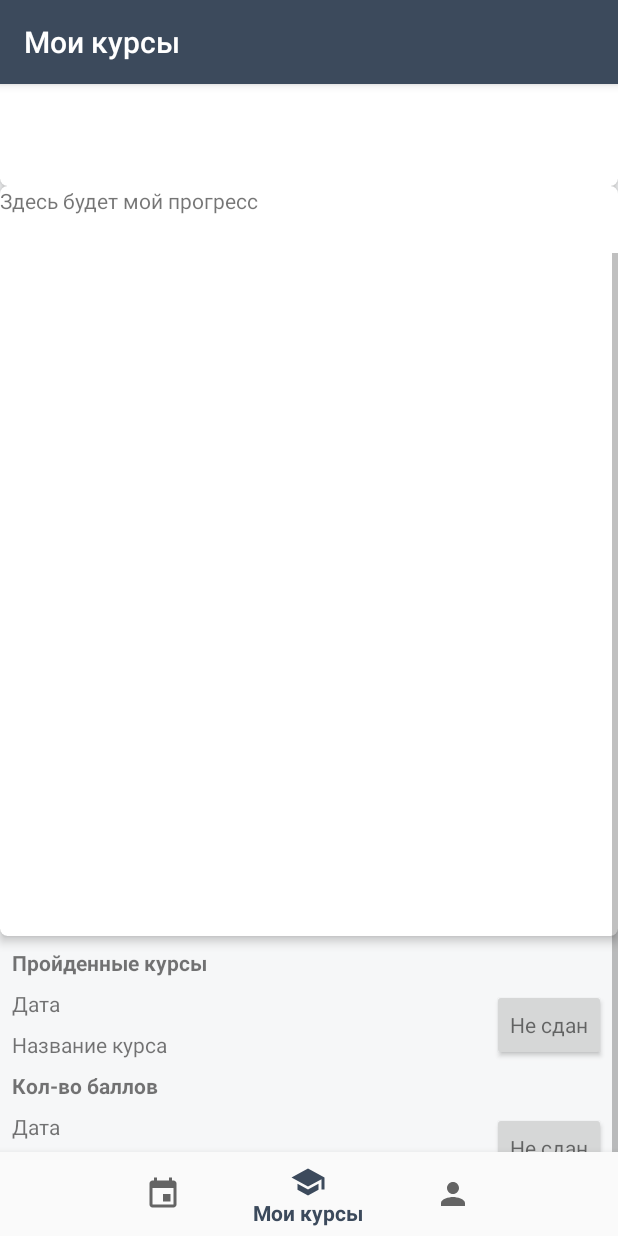
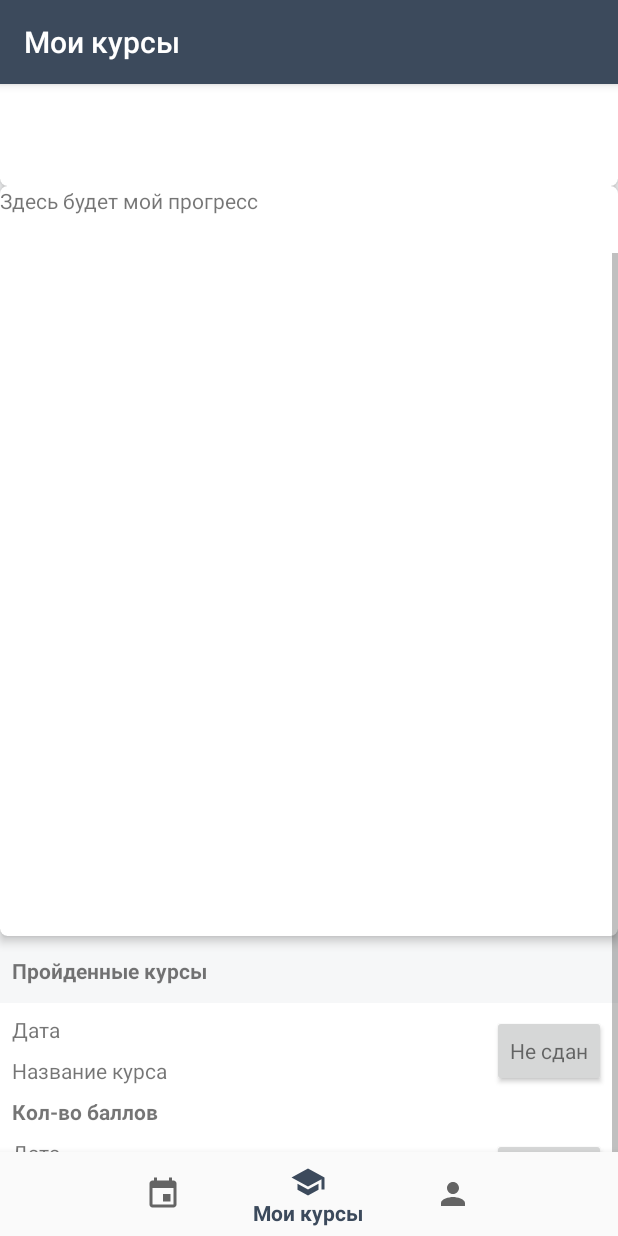
Before and after one commit to dracccula/PROJECT, an Android app: the screen it shows after launch (MainActivity), scrolled down 132 dp, on a phone screen of 412 x 824 dp. Run offline under Robolectric (Android 15) with nearby library versions, the phone set to English and light mode, and no system bars.

Commit message:
some fixes

```diff
--- a/app/src/main/res/layout/finished_course_item.xml
+++ b/app/src/main/res/layout/finished_course_item.xml
@@ -2,7 +2,8 @@
 <android.support.constraint.ConstraintLayout xmlns:android="http://schemas.android.com/apk/res/android"
     xmlns:app="http://schemas.android.com/apk/res-auto"
     android:layout_width="match_parent"
-    android:layout_height="match_parent">
+    android:layout_height="match_parent"
+    android:background="@color/colorBackgroundCard">
 
     <TextView
         android:id="@+id/textView"
--- a/app/src/main/res/layout/fragment_finished_courses.xml
+++ b/app/src/main/res/layout/fragment_finished_courses.xml
@@ -10,7 +10,9 @@
         xmlns:app="http://schemas.android.com/apk/res-auto"
         xmlns:tools="http://schemas.android.com/tools"
         android:layout_width="match_parent"
-        android:layout_height="wrap_content">
+        android:layout_height="wrap_content"
+        android:paddingBottom="12dp"
+        android:paddingTop="5dp">
 
         <TextView
             android:id="@+id/textView"
--- a/app/src/main/res/values/colors.xml
+++ b/app/src/main/res/values/colors.xml
@@ -3,6 +3,7 @@
     <color name="colorPrimary">#3C4A5C</color>
     <color name="colorPrimaryDark">#2B3542</color>
     <color name="colorAccent">#3C4A5C</color>
+    <color name="colorBackgroundCard">#FFFFFF</color>
     <color name="colorBackground">#F6F7F8</color>
     <color name="colorEvents">#6FA2FF</color>
     <color name="colorCourses">#92BEFF</color>
```
Also changed, not shown: 1 other file.
